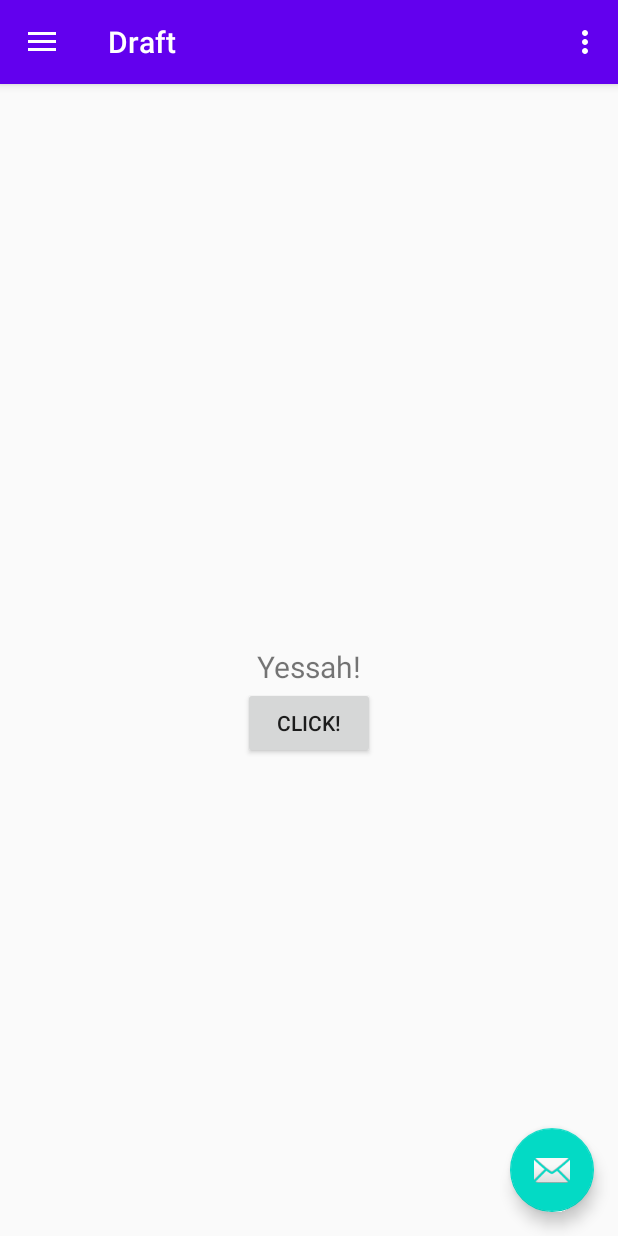
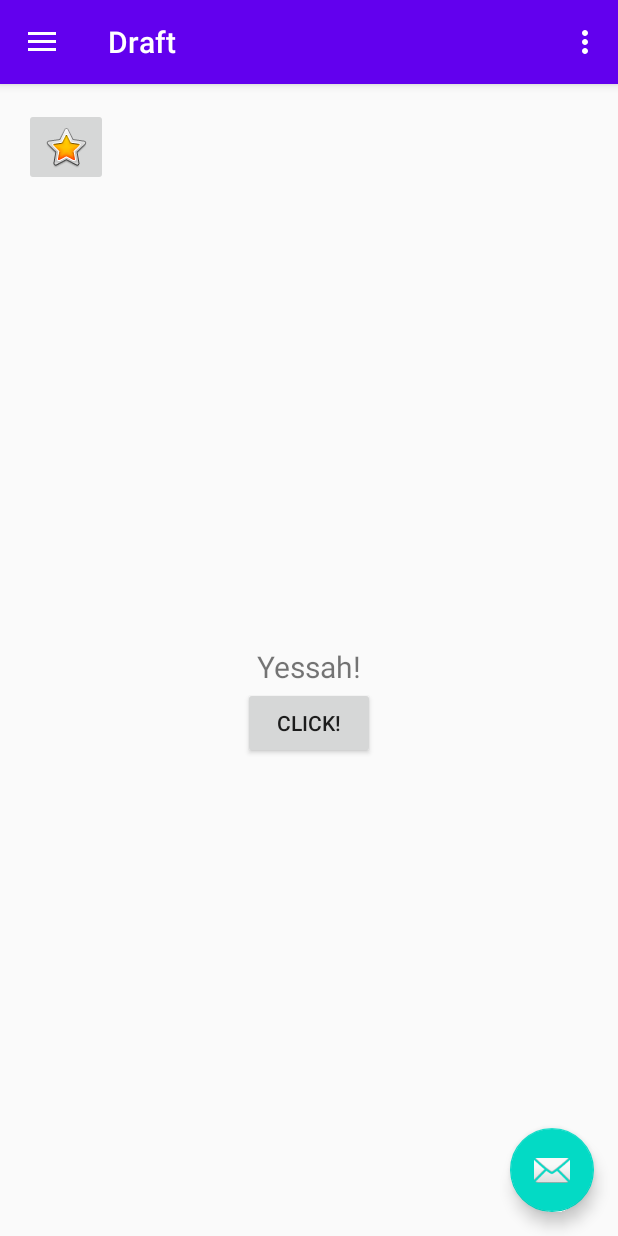
Before and after one commit to bayushi-yakusoku/MultiTests, an Android app: the screen it shows after launch (MainActivity), in the side drawer, after a tap on "Draft", on a phone screen of 412 x 824 dp. Run offline under Robolectric (Android 15) with nearby library versions, the phone set to English and light mode, and no system bars; our stand-ins replace Timber, data binding, navigation-ui.

Commit message:
Getting current connexion and displaying status

```diff
--- a/app/src/main/java/alo/android/multitests/ui/draft/DraftFragment.kt
+++ b/app/src/main/java/alo/android/multitests/ui/draft/DraftFragment.kt
@@ -1,6 +1,7 @@
 package alo.android.multitests.ui.draft
 
 import alo.android.multitests.databinding.FragmentDraftBinding
+import alo.android.multitests.tool.toast
 import android.os.Bundle
 import android.view.LayoutInflater
 import android.view.View
@@ -26,6 +27,12 @@ class DraftFragment : Fragment() {
         binding.let {
             it.lifecycleOwner = viewLifecycleOwner
             it.viewModel = viewModel
+
+            it.testClickImageButton.setOnClickListener {
+                context?.toast("Et Zut! " + it.isClickable + " !")
+            }
+
+            it.testClickImageButton.isClickable = false
         }
 
         return binding.root
--- a/app/src/main/java/alo/android/multitests/ui/wifi/WifiAdapter.kt
+++ b/app/src/main/java/alo/android/multitests/ui/wifi/WifiAdapter.kt
@@ -51,8 +51,6 @@ class WifiAdapter() : RecyclerView.Adapter<WifiAdapter.WifiViewHolder>() {
 
             it.wifiActivateImageButton.apply {
                 if (currentWifiItem.isConnected) {
-                    isClickable = true
-
                     setColorFilter(currentContext.getColor(R.color.colorAccent))
 
                     setOnClickListener {
@@ -60,11 +58,9 @@ class WifiAdapter() : RecyclerView.Adapter<WifiAdapter.WifiViewHolder>() {
                     }
                 }
                 else {
-                    isClickable = false
-
                     setColorFilter(currentContext.getColor(R.color.colorBlack))
 
-                    setOnClickListener(null)
+                    isClickable = false
                 }
             }
         }
--- a/app/src/main/res/layout/fragment_draft.xml
+++ b/app/src/main/res/layout/fragment_draft.xml
@@ -40,5 +40,16 @@
             app:layout_constraintStart_toStartOf="parent"
             app:layout_constraintTop_toBottomOf="@+id/text_draft" />
 
+        <ImageButton
+            android:id="@+id/test_click_imageButton"
+            android:layout_width="wrap_content"
+            android:layout_height="wrap_content"
+            android:layout_marginStart="16dp"
+            android:layout_marginTop="16dp"
+            android:clickable="false"
+            app:layout_constraintStart_toStartOf="parent"
+            app:layout_constraintTop_toTopOf="parent"
+            app:srcCompat="@android:drawable/btn_star_big_on" />
+
     </androidx.constraintlayout.widget.ConstraintLayout>
 </layout>
--- a/app/src/main/res/layout/item_wifi.xml
+++ b/app/src/main/res/layout/item_wifi.xml
@@ -39,6 +39,7 @@
                 android:layout_marginBottom="8dp"
                 android:contentDescription="@string/wifi_activate_contentDescription"
                 android:tint="@color/colorBlack"
+                android:clickable="false"
                 app:layout_constraintBottom_toBottomOf="parent"
                 app:layout_constraintEnd_toEndOf="parent"
                 app:layout_constraintTop_toTopOf="parent"
@@ -51,6 +52,7 @@
                 android:layout_height="wrap_content"
                 android:layout_marginStart="8dp"
                 android:layout_marginTop="8dp"
+                android:layout_marginEnd="8dp"
                 android:layout_marginBottom="8dp"
                 android:gravity="left"
                 android:orientation="horizontal"
```
